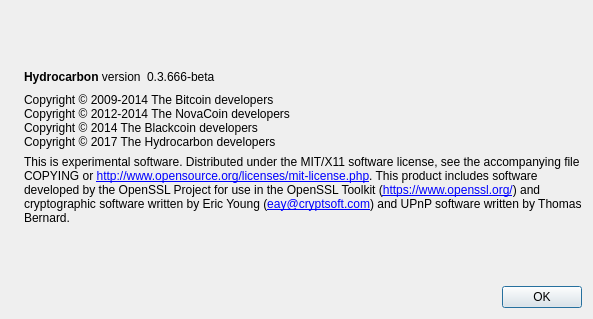
The window that src/qt/forms/aboutdialog.ui (spayse/Bubble) describes before a commit, drawn with Qt 5.
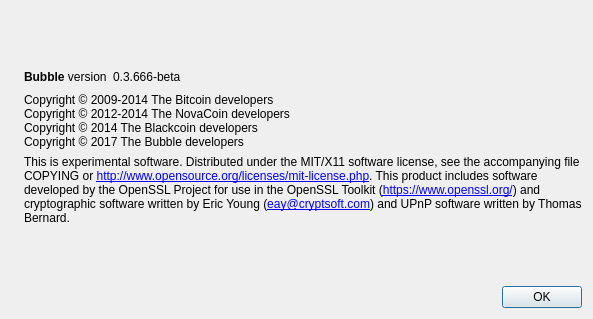
The same window after the commit. Icons and pictures are not drawn.

```diff
--- a/src/qt/forms/aboutdialog.ui
+++ b/src/qt/forms/aboutdialog.ui
@@ -50,7 +50,7 @@
           <cursorShape>IBeamCursor</cursorShape>
          </property>
          <property name="text">
-          <string>&lt;b&gt;Hydrocarbon&lt;/b&gt; version</string>
+          <string>&lt;b&gt;Bubble&lt;/b&gt; version</string>
          </property>
          <property name="textInteractionFlags">
           <set>Qt::LinksAccessibleByMouse|Qt::TextSelectableByKeyboard|Qt::TextSelectableByMouse</set>
@@ -94,7 +94,7 @@
         <string>Copyright © 2009-2014 The Bitcoin developers
 Copyright © 2012-2014 The NovaCoin developers
 Copyright © 2014 The Blackcoin developers
-Copyright © 2017 The Hydrocarbon developers</string>
+Copyright © 2017 The Bubble developers</string>
        </property>
        <property name="textInteractionFlags">
         <set>Qt::LinksAccessibleByMouse|Qt::TextSelectableByKeyboard|Qt::TextSelectableByMouse</set>
```
Left out of the diff: 2 changed lines with no effect on the pictures.
